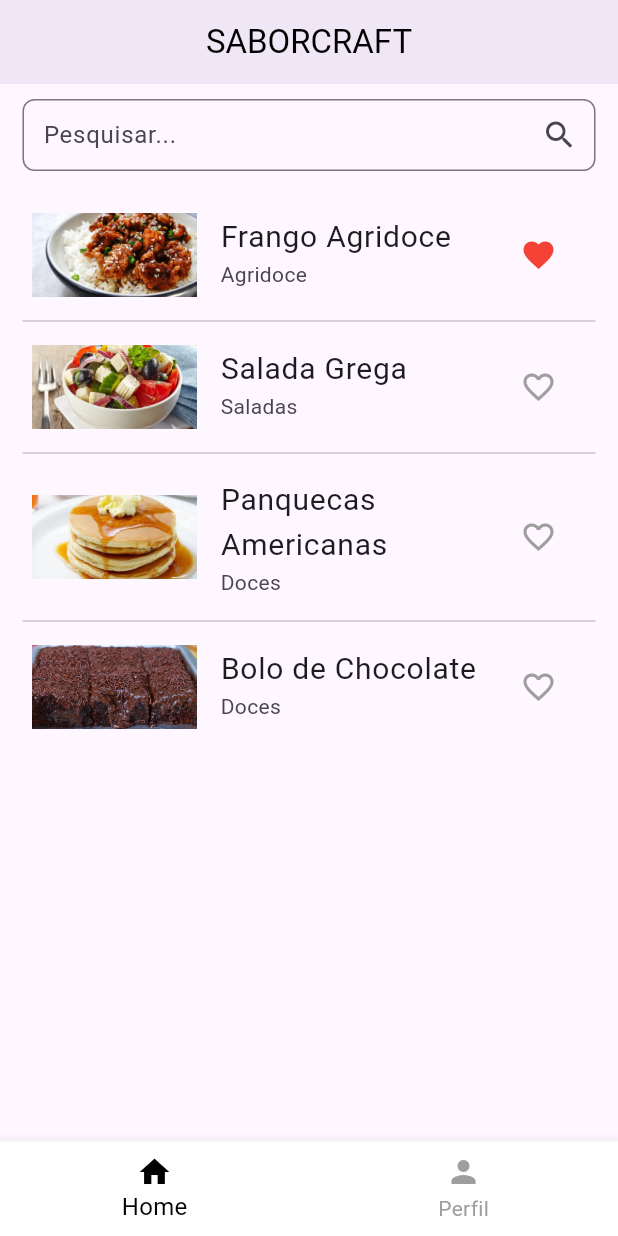
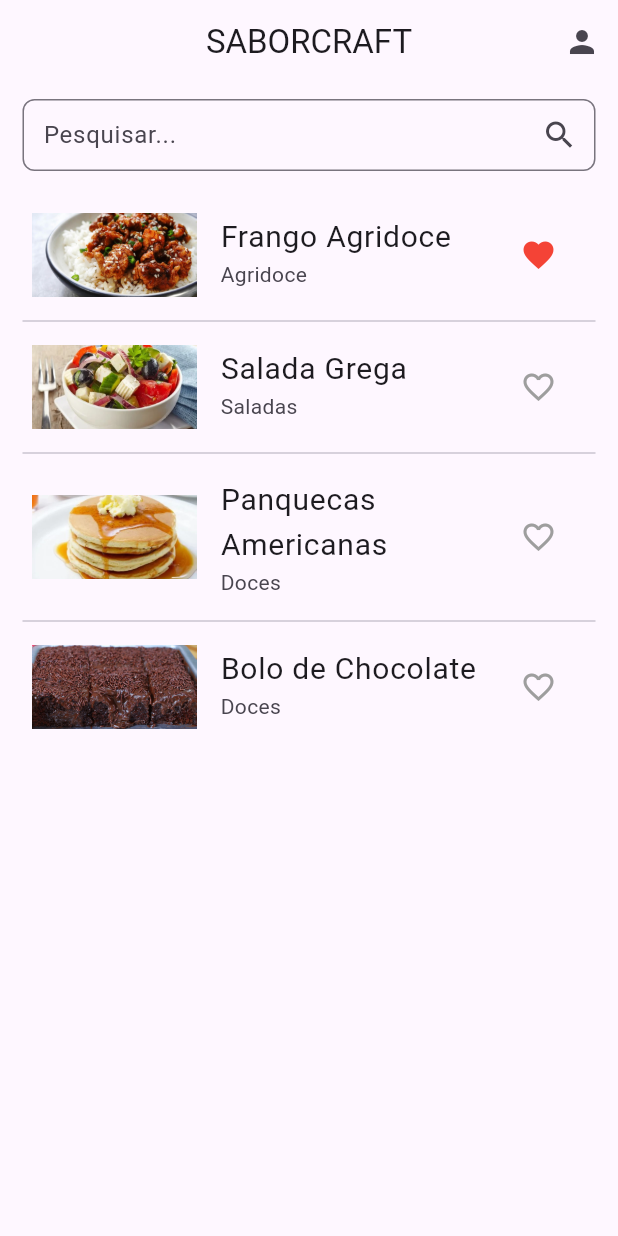
Before and after one commit to jvsmatheus/app_receitas, a Flutter app: the HomePage screen opened directly, after a tap on the "favorite outline" icon, on a phone screen of 412 x 824 dp. Run offline on Flutter 3.47's test engine with Material 3 defaults, Android fonts, the phone set to English and light mode, and no system bars; accounts and stored records are empty; statements that could not run were skipped.

Commit message:
retirada da menu bar

```diff
--- a/lib/pages/home.dart
+++ b/lib/pages/home.dart
@@ -1,3 +1,4 @@
+import 'package:app_receitas/pages/profile.dart';
 import 'package:app_receitas/widgets/app_bar.dart';
 import 'package:app_receitas/widgets/favorite_recipes.dart';
 import 'package:app_receitas/widgets/menu_bar.dart';
@@ -29,7 +30,23 @@ class _HomePageState extends State<HomePage> {
   @override
   Widget build(BuildContext context) {
     return Scaffold(
-      appBar: const AppBarCustom(),
+      appBar: AppBar(
+        title: const Text("SABORCRAFT"),
+        centerTitle: true,
+        actions: [
+          IconButton(
+            onPressed: () {
+              Navigator.push(
+                context,
+                MaterialPageRoute(builder: (_) => const Profile())
+              );
+            },
+             icon: const Icon(
+              Icons.person
+             )
+          )
+        ],
+      ),
       body: Padding(
         padding: const EdgeInsets.symmetric(vertical: 0, horizontal: 5),
         child: Column(
@@ -70,7 +87,6 @@ class _HomePageState extends State<HomePage> {
           ],
         ),
       ),
-      bottomNavigationBar: const MenuBarCustom(),
     );
   }
 
--- a/lib/pages/recipe.dart
+++ b/lib/pages/recipe.dart
@@ -30,7 +30,6 @@ class _RecipePageState extends State<RecipePage> {
       child: Scaffold(
         appBar: AppBar(
           title: Text(widget.recipe.name),
-          elevation: 0, // Remove a sombra da AppBar
           actions: [FavoriteButton(recipe: widget.recipe,)],
         ),
         body: SingleChildScrollView(
--- a/lib/widgets/menu_bar.dart
+++ b/lib/widgets/menu_bar.dart
@@ -1,5 +1,5 @@
 import 'package:flutter/material.dart';
-import '../pages/profile.dart'; // Importe a página de perfil corretamente
+// import '../pages/profile.dart'; // Importe a página de perfil corretamente
 
 class MenuBarCustom extends StatefulWidget {
   const MenuBarCustom({super.key});
@@ -9,38 +9,29 @@ class MenuBarCustom extends StatefulWidget {
 }
 
 class _MenuBarCustomState extends State<MenuBarCustom> {
-  int _currentIndex = 0;
+  // int _currentIndex = 0;
 
   // Lista de telas para cada opção da bottom bar
-  final List<Widget> _screens = [
-    const Center(child: Text('Home Screen')),
-    const Center(child: Text('Profile Screen')),
-  ];
+  // final List<Widget> _screens = [
+  //   const Center(child: Text('Home Screen')),
+  //   const Center(child: Text('Profile Screen')),
+  // ];
 
-  void _onItemTapped(int index) {
-    setState(() {
-      _currentIndex = index;
-    });
-    if (index == 1) {
-      Navigator.push(
-        context,
-        MaterialPageRoute(builder: (context) => const Profile()),
-      );
-    }
-  }
+  // void _onItemTapped(int index) {
+  //   setState(() {
+  //     _currentIndex = index;
+  //   });
+  //   if (index == 1) {
+  //     Navigator.push(
+  //       context,
+  //       MaterialPageRoute(builder: (context) => const Profile()),
+  //     );
+  //   }
+  // }
 
   @override
   Widget build(BuildContext context) {
     return BottomNavigationBar(
-      currentIndex: _currentIndex,
-      onTap: _onItemTapped,
-      backgroundColor: Colors.white,
-      selectedItemColor: const Color.fromARGB(255, 0, 0, 0),
-      unselectedItemColor: Colors.grey,
-      showSelectedLabels: true,
-      showUnselectedLabels: true,
-      selectedFontSize: 16,
-      unselectedFontSize: 14,
       type: BottomNavigationBarType.fixed,
       items: const [
         BottomNavigationBarItem(
```
